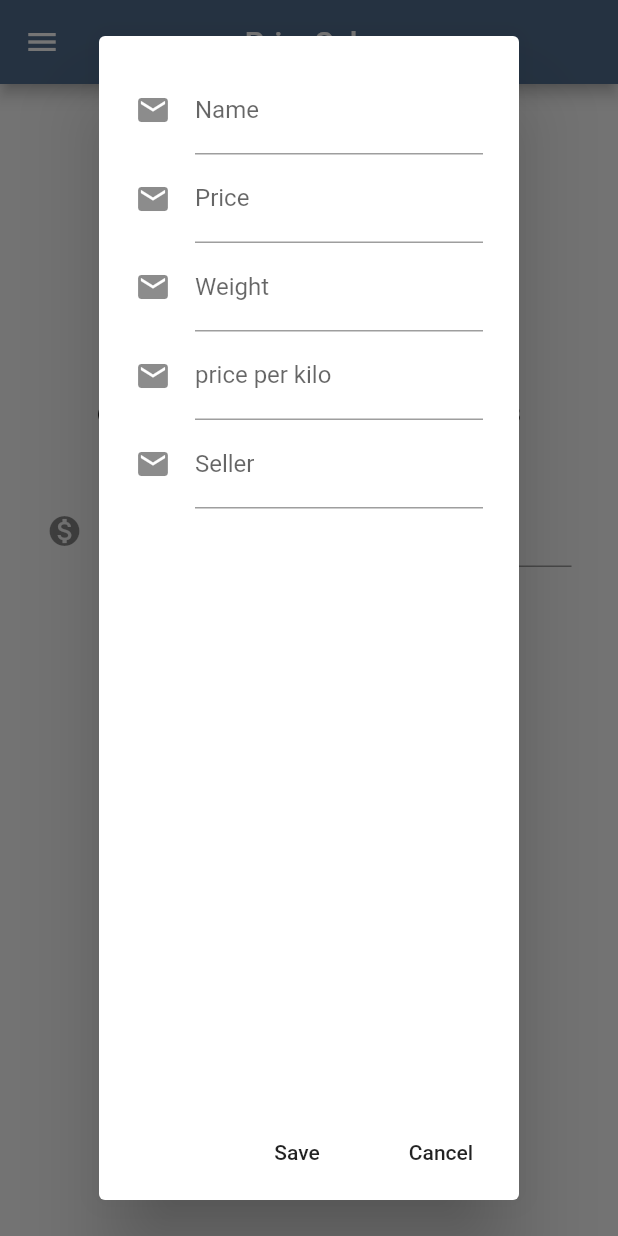
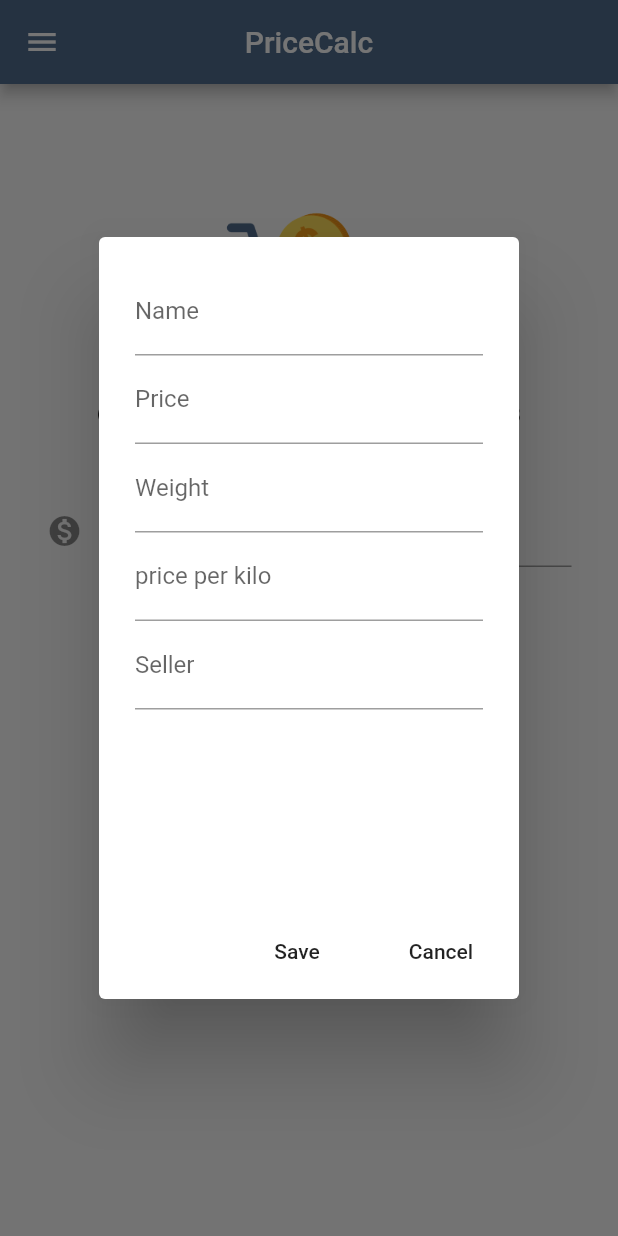
Before and after one commit to irinalim/PriceCalc, a Flutter app: the Home screen opened by its route, after a tap on "Save item", on a phone screen of 412 x 824 dp. Run offline on Flutter 3.47's test engine with Material 2 defaults, Android fonts, the phone set to English and light mode, and no system bars; our stand-ins replace firebase_auth, firebase_database, google_sign_in, modal_progress_hud; missing offline and left inert: dart:ffi; accounts and stored records are empty.

Commit message:
Add styling

```diff
--- a/lib/Components/Home-Drawer.dart
+++ b/lib/Components/Home-Drawer.dart
@@ -18,20 +18,21 @@ Widget homeDrawer(User user, context) {
             Expanded(
               flex: 1,
               child: Center(
-                child: Text(user.userEmail, style: TextStyle(fontSize: 20, fontWeight: FontWeight.w600),),
+                child: Text(user.userEmail, style: Styles.header2TextStyle,),
               ),
             ),
             Expanded(
                 flex: 3,
                 child: Center(
-                    child: FlatButton(
+                    child: RaisedButton(
+                      color: Colors.white,
                   onPressed: () {
                     Navigator.push(
                       context,
                       MaterialPageRoute(builder: (context) => SavedItems(user: user)),
                     );
                   },
-                  child: Text("Saved items"),
+                  child: Text("Saved items", style: Styles.header2TextStyle,),
                 ))),
             Expanded(
               flex: 1,
--- a/lib/Components/Home.dart
+++ b/lib/Components/Home.dart
@@ -62,7 +62,8 @@ class _HomeState extends State<Home> {
         setState(() {
           user = User.fromSnapshot(currentUser);
         });
-        databaseReference = database.reference().child("items").child(user.userId);
+        databaseReference =
+            database.reference().child("items").child(user.userId);
         databaseReference.onChildAdded.listen(_onEntryAdded);
         databaseReference.onChildChanged.listen(_onEntryChanged);
       }
@@ -224,9 +225,8 @@ class _HomeState extends State<Home> {
   void _saveItem() {
     var alert = Center(
       child: AlertDialog(
-        content: Row(
-          children: <Widget>[
-            Expanded(
+        content: Container(
+          height: 400,
           child: Form(
             key: formKey,
             child: Container(
@@ -235,7 +235,6 @@ class _HomeState extends State<Home> {
                 children: <Widget>[
                   TextFormField(
                     decoration: const InputDecoration(
-                              icon: Icon(Icons.email),
                       hintText: 'Enter a name',
                       labelText: 'Name',
                     ),
@@ -252,7 +251,6 @@ class _HomeState extends State<Home> {
                     keyboardType: TextInputType.number,
                     initialValue: (_weightController.text),
                     decoration: const InputDecoration(
-                              icon: Icon(Icons.email),
                       hintText: 'Enter a price',
                       labelText: 'Price',
                     ),
@@ -264,7 +262,6 @@ class _HomeState extends State<Home> {
                   TextFormField(
                     keyboardType: TextInputType.number,
                     decoration: const InputDecoration(
-                              icon: Icon(Icons.email),
                       hintText: 'weight',
                       labelText: 'Weight',
                     ),
@@ -277,7 +274,6 @@ class _HomeState extends State<Home> {
                   TextFormField(
                     keyboardType: TextInputType.number,
                     decoration: const InputDecoration(
-                              icon: Icon(Icons.email),
                       hintText: 'price per kilo',
                       labelText: 'price per kilo',
                     ),
@@ -289,7 +285,6 @@ class _HomeState extends State<Home> {
                   ),
                   TextFormField(
                     decoration: const InputDecoration(
-                              icon: Icon(Icons.email),
                       hintText: 'seller',
                       labelText: 'Seller',
                     ),
@@ -300,10 +295,9 @@ class _HomeState extends State<Home> {
                     validator: (val) => val == "" ? val : null,
                   ),
                 ],
-                      )
-                      )),
               ),
-          ],
+            ),
+          ),
         ),
         actions: <Widget>[
           FlatButton(
--- a/lib/utils/date_formatter.dart
+++ b/lib/utils/date_formatter.dart
@@ -2,7 +2,7 @@ import 'package:intl/intl.dart';
 
 String dateFormatted() {
   var now = DateTime.now();
-  var formatter = new DateFormat("EEEE H:m, MMM d, y");
+  var formatter = new DateFormat("H:m, MMM d, y");
   String formatted = formatter.format(now);
   return formatted;
 }
--- a/lib/utils/styles.dart
+++ b/lib/utils/styles.dart
@@ -4,4 +4,19 @@ class Styles {
   static final primaryBlue = const Color.fromRGBO(81, 109, 141, 1);
   static final primaryYellow = const Color.fromRGBO(255, 224, 130, 1);
   static final lightGrey = const Color.fromRGBO(238, 238, 238, 1);
+  static final blueGrey = const Color.fromRGBO(94, 101, 111, 1);
+
+  static final header5TextStyle = TextStyle(
+    height: 1.5,
+    fontSize: 16,
+    fontWeight: FontWeight.w600,
+    color: blueGrey,
+  );
+
+  static final header2TextStyle = TextStyle(
+    height: 1.5,
+    fontSize: 22,
+    fontWeight: FontWeight.w800,
+    color: blueGrey,
+  );
 }
```
Also changed, not shown: lib/Components/SavedItems.dart (+74 -39 lines). Lines whose indentation alone changed are shown as unchanged.
